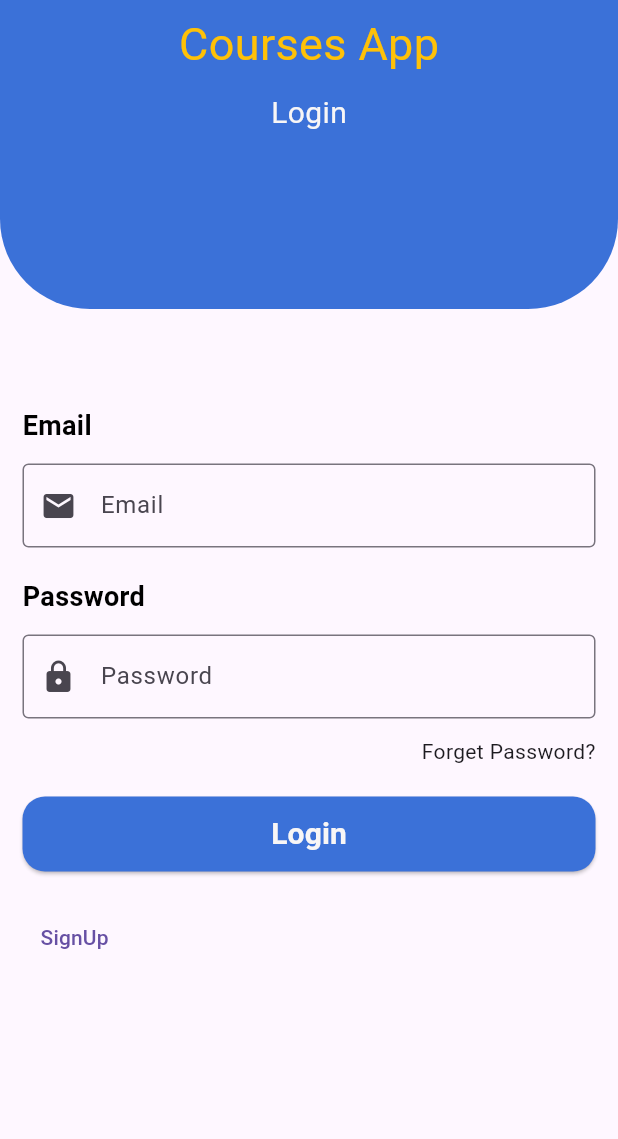
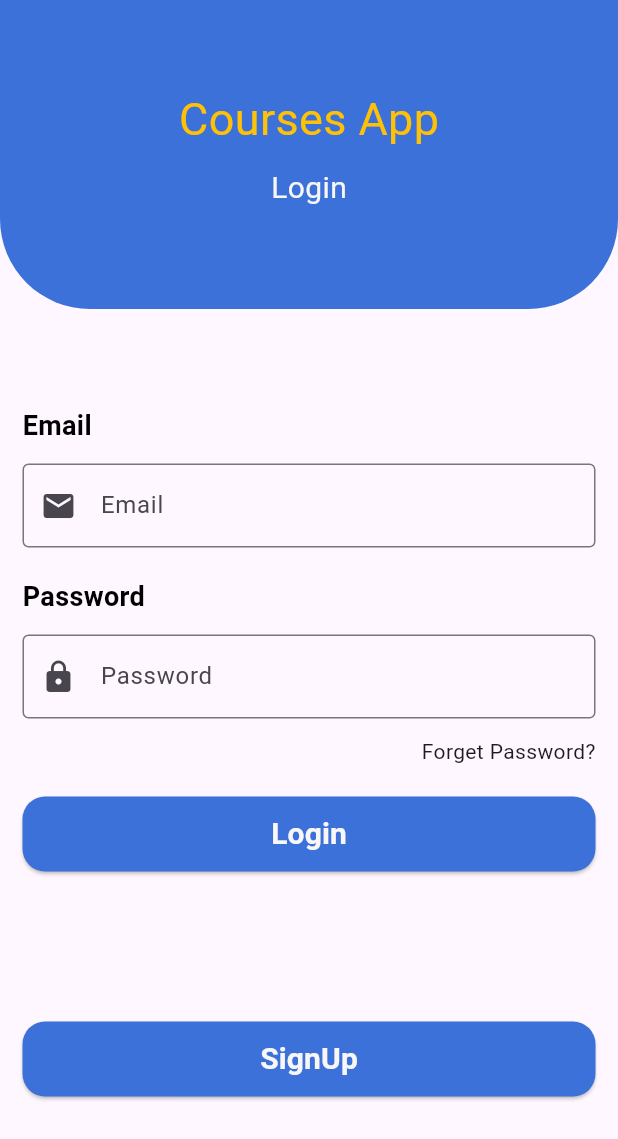
Before and after one commit to AhmedAymanCs/school-app, a Flutter app: the screen it shows after launch, on a phone screen of 412 x 824 dp. Shown: the top 1139 px of the screen. Run offline on Flutter 3.47's test engine with Material 3 defaults, Android fonts, the phone set to English and light mode, and no system bars; our stand-ins replace chewie, dartz, flutter_bloc, flutter_dotenv, shared_preferences, supabase_flutter and 1 more; accounts and stored records are empty.

Commit message:
enhance ui

```diff
--- a/lib/core/widgets/topscreenwidget.dart
+++ b/lib/core/widgets/topscreenwidget.dart
@@ -18,6 +18,7 @@ class TopScreen extends StatelessWidget {
       child: Center(
         child: Column(
           children: [
+            SizedBox(height: 50),
             Padding(
               padding: const EdgeInsets.only(top: 8, bottom: 10),
               child: Text('Courses App', style: AppTextStyles.mains30regular),
--- a/lib/features/auth/presentation/screens/login_screen.dart
+++ b/lib/features/auth/presentation/screens/login_screen.dart
@@ -116,12 +116,12 @@ class _LoginScreenState extends State<LoginScreen> {
                                     }
                                   },
                                 ),
-                          SizedBox(height: 20),
-                          TextButton(
+                          SizedBox(height: 100),
+                          CustomButton(
+                            text: 'SignUp',
                             onPressed: () {
                               Navigator.pushNamed(context, Routes.signupscreen);
                             },
-                            child: Text('SignUp'),
                           ),
                         ],
                       ),
```
